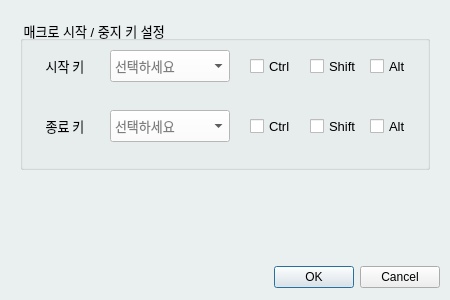
Above: pyQt_test/ui/SettingsDialog.ui from lshlabs/myGit before the change. Below: the same form after it.
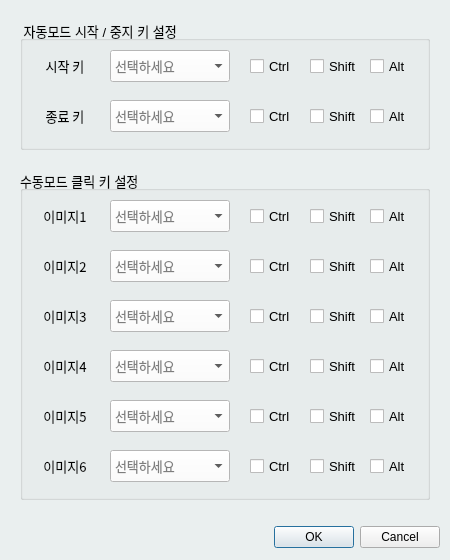
That is the form after the change.

```diff
--- a/pyQt_test/ui/SettingsDialog.ui
+++ b/pyQt_test/ui/SettingsDialog.ui
@@ -10,7 +10,7 @@
     <x>0</x>
     <y>0</y>
     <width>450</width>
-    <height>300</height>
+    <height>560</height>
    </rect>
   </property>
   <property name="sizePolicy">
@@ -42,7 +42,7 @@
    <property name="geometry">
     <rect>
      <x>10</x>
-     <y>260</y>
+     <y>520</y>
      <width>430</width>
      <height>35</height>
     </rect>
@@ -75,7 +75,7 @@
      <x>20</x>
      <y>20</y>
      <width>410</width>
-     <height>150</height>
+     <height>130</height>
     </rect>
    </property>
    <property name="font">
@@ -85,7 +85,7 @@
     </font>
    </property>
    <property name="title">
-    <string> 매크로 시작 / 중지 키 설정 </string>
+    <string> 자동모드 시작 / 중지 키 설정 </string>
    </property>
    <widget class="QCheckBox" name="check_shift1">
     <property name="geometry">
@@ -121,7 +121,7 @@
     <property name="geometry">
      <rect>
       <x>90</x>
-      <y>90</y>
+      <y>80</y>
       <width>120</width>
       <height>32</height>
      </rect>
@@ -151,7 +151,7 @@
     <property name="geometry">
      <rect>
       <x>290</x>
-      <y>90</y>
+      <y>80</y>
       <width>55</width>
       <height>32</height>
      </rect>
@@ -209,7 +209,7 @@
     <property name="geometry">
      <rect>
       <x>230</x>
-      <y>90</y>
+      <y>80</y>
       <width>50</width>
       <height>32</height>
      </rect>
@@ -239,7 +239,7 @@
     <property name="geometry">
      <rect>
       <x>350</x>
-      <y>90</y>
+      <y>80</y>
       <width>50</width>
       <height>32</height>
      </rect>
@@ -269,7 +269,7 @@
     <property name="geometry">
      <rect>
       <x>10</x>
-      <y>90</y>
+      <y>80</y>
       <width>70</width>
       <height>32</height>
      </rect>
@@ -390,6 +390,925 @@
     </property>
    </widget>
   </widget>
+  <widget class="QGroupBox" name="groupBox_passive">
+   <property name="geometry">
+    <rect>
+     <x>20</x>
+     <y>170</y>
+     <width>410</width>
+     <height>330</height>
+    </rect>
+   </property>
+   <property name="font">
+    <font>
+     <family>.AppleSystemUIFont</family>
+     <pointsize>10</pointsize>
+    </font>
+   </property>
+   <property name="title">
+    <string>수동모드 클릭 키 설정</string>
+   </property>
+   <widget class="QCheckBox" name="check_shift3">
+    <property name="geometry">
+     <rect>
+      <x>290</x>
+      <y>30</y>
+      <width>55</width>
+      <height>32</height>
+     </rect>
+    </property>
+    <property name="font">
+     <font>
+      <family>Arial</family>
+      <pointsize>10</pointsize>
+     </font>
+    </property>
+    <property name="styleSheet">
+     <string notr="true">QCheckBox{
+	color: rgb(0 ,0, 0);
+}</string>
+    </property>
+    <property name="text">
+     <string>Shift</string>
+    </property>
+    <property name="checked">
+     <bool>false</bool>
+    </property>
+    <property name="tristate">
+     <bool>false</bool>
+    </property>
+   </widget>
+   <widget class="QComboBox" name="combo_ps2">
+    <property name="geometry">
+     <rect>
+      <x>90</x>
+      <y>80</y>
+      <width>120</width>
+      <height>32</height>
+     </rect>
+    </property>
+    <property name="font">
+     <font>
+      <family>Nanum Gothic</family>
+      <pointsize>10</pointsize>
+      <italic>false</italic>
+      <kerning>false</kerning>
+     </font>
+    </property>
+    <property name="styleSheet">
+     <string notr="true">QComboBox{
+	color: rgb(0 ,0, 0);
+	background-color:  rgb(255 ,255, 255);
+}</string>
+    </property>
+    <property name="currentText">
+     <string/>
+    </property>
+    <property name="placeholderText">
+     <string>선택하세요</string>
+    </property>
+   </widget>
+   <widget class="QCheckBox" name="check_shift4">
+    <property name="geometry">
+     <rect>
+      <x>290</x>
+      <y>80</y>
+      <width>55</width>
+      <height>32</height>
+     </rect>
+    </property>
+    <property name="font">
+     <font>
+      <family>Arial</family>
+      <pointsize>10</pointsize>
+     </font>
+    </property>
+    <property name="styleSheet">
+     <string notr="true">QCheckBox{
+	color: rgb(0 ,0, 0);
+}</string>
+    </property>
+    <property name="text">
+     <string>Shift</string>
+    </property>
+    <property name="checked">
+     <bool>false</bool>
+    </property>
+    <property name="tristate">
+     <bool>false</bool>
+    </property>
+   </widget>
+   <widget class="QLabel" name="label_img_name1">
+    <property name="geometry">
+     <rect>
+      <x>10</x>
+      <y>30</y>
+      <width>70</width>
+      <height>32</height>
+     </rect>
+    </property>
+    <property name="font">
+     <font>
+      <family>Nanum Gothic</family>
+      <pointsize>10</pointsize>
+     </font>
+    </property>
+    <property name="styleSheet">
+     <string notr="true">QLabel{
+	color: rgb(0 ,0, 0);
+	background-color: transparent;
+}</string>
+    </property>
+    <property name="text">
+     <string>이미지1</string>
+    </property>
+    <property name="alignment">
+     <set>Qt::AlignmentFlag::AlignCenter</set>
+    </property>
+   </widget>
+   <widget class="QCheckBox" name="check_ctrl4">
+    <property name="geometry">
+     <rect>
+      <x>230</x>
+      <y>80</y>
+      <width>50</width>
+      <height>32</height>
+     </rect>
+    </property>
+    <property name="font">
+     <font>
+      <family>Arial</family>
+      <pointsize>10</pointsize>
+     </font>
+    </property>
+    <property name="styleSheet">
+     <string notr="true">QCheckBox{
+	color: rgb(0 ,0, 0);
+}</string>
+    </property>
+    <property name="text">
+     <string>Ctrl</string>
+    </property>
+    <property name="checked">
+     <bool>false</bool>
+    </property>
+    <property name="tristate">
+     <bool>false</bool>
+    </property>
+   </widget>
+   <widget class="QCheckBox" name="check_alt4">
+    <property name="geometry">
+     <rect>
+      <x>350</x>
+      <y>80</y>
+      <width>50</width>
+      <height>32</height>
+     </rect>
+    </property>
+    <property name="font">
+     <font>
+      <family>Arial</family>
+      <pointsize>10</pointsize>
+     </font>
+    </property>
+    <property name="styleSheet">
+     <string notr="true">QCheckBox{
+	color: rgb(0 ,0, 0);
+}</string>
+    </property>
+    <property name="text">
+     <string>Alt</string>
+    </property>
+    <property name="checked">
+     <bool>false</bool>
+    </property>
+    <property name="tristate">
+     <bool>false</bool>
+    </property>
+   </widget>
+   <widget class="QLabel" name="label_img_name2">
+    <property name="geometry">
+     <rect>
+      <x>10</x>
+      <y>80</y>
+      <width>70</width>
+      <height>32</height>
+     </rect>
+    </property>
+    <property name="font">
+     <font>
+      <family>Nanum Gothic</family>
+      <pointsize>10</pointsize>
+     </font>
+    </property>
+    <property name="styleSheet">
+     <string notr="true">QLabel{
+	color: rgb(0 ,0, 0);
+	background-color: transparent;
+}</string>
+    </property>
+    <property name="text">
+     <string>이미지2</string>
+    </property>
+    <property name="alignment">
+     <set>Qt::AlignmentFlag::AlignCenter</set>
+    </property>
+   </widget>
+   <widget class="QCheckBox" name="check_ctrl3">
+    <property name="geometry">
+     <rect>
+      <x>230</x>
+      <y>30</y>
+      <width>50</width>
+      <height>32</height>
+     </rect>
+    </property>
+    <property name="font">
+     <font>
+      <family>Arial</family>
+      <pointsize>10</pointsize>
+     </font>
+    </property>
+    <property name="styleSheet">
+     <string notr="true">QCheckBox{
+	color: rgb(0 ,0, 0);
+}</string>
+    </property>
+    <property name="text">
+     <string>Ctrl</string>
+    </property>
+    <property name="iconSize">
+     <size>
+      <width>16</width>
+      <height>16</height>
+     </size>
+    </property>
+    <property name="checked">
+     <bool>false</bool>
+    </property>
+    <property name="tristate">
+     <bool>false</bool>
+    </property>
+   </widget>
+   <widget class="QCheckBox" name="check_alt3">
+    <property name="geometry">
+     <rect>
+      <x>350</x>
+      <y>30</y>
+      <width>50</width>
+      <height>32</height>
+     </rect>
+    </property>
+    <property name="font">
+     <font>
+      <family>Arial</family>
+      <pointsize>10</pointsize>
+     </font>
+    </property>
+    <property name="styleSheet">
+     <string notr="true">QCheckBox{
+	color: rgb(0 ,0, 0);
+}</string>
+    </property>
+    <property name="text">
+     <string>Alt</string>
+    </property>
+    <property name="checked">
+     <bool>false</bool>
+    </property>
+    <property name="tristate">
+     <bool>false</bool>
+    </property>
+   </widget>
+   <widget class="QComboBox" name="combo_ps1">
+    <property name="geometry">
+     <rect>
+      <x>90</x>
+      <y>30</y>
+      <width>120</width>
+      <height>32</height>
+     </rect>
+    </property>
+    <property name="font">
+     <font>
+      <family>Nanum Gothic</family>
+      <pointsize>10</pointsize>
+      <italic>false</italic>
+      <kerning>false</kerning>
+     </font>
+    </property>
+    <property name="styleSheet">
+     <string notr="true">QComboBox{
+	color: rgb(0 ,0, 0);
+	background-color:  rgb(255 ,255, 255);
+}</string>
+    </property>
+    <property name="currentText">
+     <string/>
+    </property>
+    <property name="placeholderText">
+     <string>선택하세요</string>
+    </property>
+   </widget>
+   <widget class="QComboBox" name="combo_ps3">
+    <property name="geometry">
+     <rect>
+      <x>90</x>
+      <y>130</y>
+      <width>120</width>
+      <height>32</height>
+     </rect>
+    </property>
+    <property name="font">
+     <font>
+      <family>Nanum Gothic</family>
+      <pointsize>10</pointsize>
+      <italic>false</italic>
+      <kerning>false</kerning>
+     </font>
+    </property>
+    <property name="styleSheet">
+     <string notr="true">QComboBox{
+	color: rgb(0 ,0, 0);
+	background-color:  rgb(255 ,255, 255);
+}</string>
+    </property>
+    <property name="currentText">
+     <string/>
+    </property>
+    <property name="placeholderText">
+     <string>선택하세요</string>
+    </property>
+   </widget>
+   <widget class="QComboBox" name="combo_ps4">
+    <property name="geometry">
+     <rect>
+      <x>90</x>
+      <y>180</y>
+      <width>120</width>
+      <height>32</height>
+     </rect>
+    </property>
+    <property name="font">
+     <font>
+      <family>Nanum Gothic</family>
+      <pointsize>10</pointsize>
+      <italic>false</italic>
+      <kerning>false</kerning>
+     </font>
+    </property>
+    <property name="styleSheet">
+     <string notr="true">QComboBox{
+	color: rgb(0 ,0, 0);
+	background-color:  rgb(255 ,255, 255);
+}</string>
+    </property>
+    <property name="currentText">
+     <string/>
+    </property>
+    <property name="placeholderText">
+     <string>선택하세요</string>
+    </property>
+   </widget>
+   <widget class="QCheckBox" name="check_alt6">
+    <property name="geometry">
+     <rect>
+      <x>350</x>
+      <y>180</y>
+      <width>50</width>
+      <height>32</height>
+     </rect>
+    </property>
+    <property name="font">
+     <font>
+      <family>Arial</family>
+      <pointsize>10</pointsize>
+     </font>
+    </property>
+    <property name="styleSheet">
+     <string notr="true">QCheckBox{
+	color: rgb(0 ,0, 0);
+}</string>
+    </property>
+    <property name="text">
+     <string>Alt</string>
+    </property>
+    <property name="checked">
+     <bool>false</bool>
+    </property>
+    <property name="tristate">
+     <bool>false</bool>
+    </property>
+   </widget>
+   <widget class="QLabel" name="label_img_name4">
+    <property name="geometry">
+     <rect>
+      <x>10</x>
+      <y>180</y>
+      <width>70</width>
+      <height>32</height>
+     </rect>
+    </property>
+    <property name="font">
+     <font>
+      <family>Nanum Gothic</family>
+      <pointsize>10</pointsize>
+     </font>
+    </property>
+    <property name="styleSheet">
+     <string notr="true">QLabel{
+	color: rgb(0 ,0, 0);
+	background-color: transparent;
+}</string>
+    </property>
+    <property name="text">
+     <string>이미지4</string>
+    </property>
+    <property name="alignment">
+     <set>Qt::AlignmentFlag::AlignCenter</set>
+    </property>
+   </widget>
+   <widget class="QCheckBox" name="check_ctrl6">
+    <property name="geometry">
+     <rect>
+      <x>230</x>
+      <y>180</y>
+      <width>50</width>
+      <height>32</height>
+     </rect>
+    </property>
+    <property name="font">
+     <font>
+      <family>Arial</family>
+      <pointsize>10</pointsize>
+     </font>
+    </property>
+    <property name="styleSheet">
+     <string notr="true">QCheckBox{
+	color: rgb(0 ,0, 0);
+}</string>
+    </property>
+    <property name="text">
+     <string>Ctrl</string>
+    </property>
+    <property name="checked">
+     <bool>false</bool>
+    </property>
+    <property name="tristate">
+     <bool>false</bool>
+    </property>
+   </widget>
+   <widget class="QLabel" name="label_img_name3">
+    <property name="geometry">
+     <rect>
+      <x>10</x>
+      <y>130</y>
+      <width>70</width>
+      <height>32</height>
+     </rect>
+    </property>
+    <property name="font">
+     <font>
+      <family>Nanum Gothic</family>
+      <pointsize>10</pointsize>
+     </font>
+    </property>
+    <property name="styleSheet">
+     <string notr="true">QLabel{
+	color: rgb(0 ,0, 0);
+	background-color: transparent;
+}</string>
+    </property>
+    <property name="text">
+     <string>이미지3</string>
+    </property>
+    <property name="alignment">
+     <set>Qt::AlignmentFlag::AlignCenter</set>
+    </property>
+   </widget>
+   <widget class="QCheckBox" name="check_alt5">
+    <property name="geometry">
+     <rect>
+      <x>350</x>
+      <y>130</y>
+      <width>50</width>
+      <height>32</height>
+     </rect>
+    </property>
+    <property name="font">
+     <font>
+      <family>Arial</family>
+      <pointsize>10</pointsize>
+     </font>
+    </property>
+    <property name="styleSheet">
+     <string notr="true">QCheckBox{
+	color: rgb(0 ,0, 0);
+}</string>
+    </property>
+    <property name="text">
+     <string>Alt</string>
+    </property>
+    <property name="checked">
+     <bool>false</bool>
+    </property>
+    <property name="tristate">
+     <bool>false</bool>
+    </property>
+   </widget>
+   <widget class="QCheckBox" name="check_ctrl5">
+    <property name="geometry">
+     <rect>
+      <x>230</x>
+      <y>130</y>
+      <width>50</width>
+      <height>32</height>
+     </rect>
+    </property>
+    <property name="font">
+     <font>
+      <family>Arial</family>
+      <pointsize>10</pointsize>
+     </font>
+    </property>
+    <property name="styleSheet">
+     <string notr="true">QCheckBox{
+	color: rgb(0 ,0, 0);
+}</string>
+    </property>
+    <property name="text">
+     <string>Ctrl</string>
+    </property>
+    <property name="iconSize">
+     <size>
+      <width>16</width>
+      <height>16</height>
+     </size>
+    </property>
+    <property name="checked">
+     <bool>false</bool>
+    </property>
+    <property name="tristate">
+     <bool>false</bool>
+    </property>
+   </widget>
+   <widget class="QCheckBox" name="check_shift5">
+    <property name="geometry">
+     <rect>
+      <x>290</x>
+      <y>130</y>
+      <width>55</width>
+      <height>32</height>
+     </rect>
+    </property>
+    <property name="font">
+     <font>
+      <family>Arial</family>
+      <pointsize>10</pointsize>
+     </font>
+    </property>
+    <property name="styleSheet">
+     <string notr="true">QCheckBox{
+	color: rgb(0 ,0, 0);
+}</string>
+    </property>
+    <property name="text">
+     <string>Shift</string>
+    </property>
+    <property name="checked">
+     <bool>false</bool>
+    </property>
+    <property name="tristate">
+     <bool>false</bool>
+    </property>
+   </widget>
+   <widget class="QCheckBox" name="check_shift6">
+    <property name="geometry">
+     <rect>
+      <x>290</x>
+      <y>180</y>
+      <width>55</width>
+      <height>32</height>
+     </rect>
+    </property>
+    <property name="font">
+     <font>
+      <family>Arial</family>
+      <pointsize>10</pointsize>
+     </font>
+    </property>
+    <property name="styleSheet">
+     <string notr="true">QCheckBox{
+	color: rgb(0 ,0, 0);
+}</string>
+    </property>
+    <property name="text">
+     <string>Shift</string>
+    </property>
+    <property name="checked">
+     <bool>false</bool>
+    </property>
+    <property name="tristate">
+     <bool>false</bool>
+    </property>
+   </widget>
+   <widget class="QCheckBox" name="check_ctrl7">
+    <property name="geometry">
+     <rect>
+      <x>230</x>
+      <y>230</y>
+      <width>50</width>
+      <height>32</height>
+     </rect>
+    </property>
+    <property name="font">
+     <font>
+      <family>Arial</family>
+      <pointsize>10</pointsize>
+     </font>
+    </property>
+    <property name="styleSheet">
+     <string notr="true">QCheckBox{
+	color: rgb(0 ,0, 0);
+}</string>
+    </property>
+    <property name="text">
+     <string>Ctrl</string>
+    </property>
+    <property name="checked">
+     <bool>false</bool>
+    </property>
+    <property name="tristate">
+     <bool>false</bool>
+    </property>
+   </widget>
+   <widget class="QComboBox" name="combo_ps5">
+    <property name="geometry">
+     <rect>
+      <x>90</x>
+      <y>230</y>
+      <width>120</width>
+      <height>32</height>
+     </rect>
+    </property>
+    <property name="font">
+     <font>
+      <family>Nanum Gothic</family>
+      <pointsize>10</pointsize>
+      <italic>false</italic>
+      <kerning>false</kerning>
+     </font>
+    </property>
+    <property name="styleSheet">
+     <string notr="true">QComboBox{
+	color: rgb(0 ,0, 0);
+	background-color:  rgb(255 ,255, 255);
+}</string>
+    </property>
+    <property name="currentText">
+     <string/>
+    </property>
+    <property name="placeholderText">
+     <string>선택하세요</string>
+    </property>
+   </widget>
+   <widget class="QCheckBox" name="check_shift7">
+    <property name="geometry">
+     <rect>
+      <x>290</x>
+      <y>230</y>
+      <width>55</width>
+      <height>32</height>
+     </rect>
+    </property>
+    <property name="font">
+     <font>
+      <family>Arial</family>
+      <pointsize>10</pointsize>
+     </font>
+    </property>
+    <property name="styleSheet">
+     <string notr="true">QCheckBox{
+	color: rgb(0 ,0, 0);
+}</string>
+    </property>
+    <property name="text">
+     <string>Shift</string>
+    </property>
+    <property name="checked">
+     <bool>false</bool>
+    </property>
+    <property name="tristate">
+     <bool>false</bool>
+    </property>
+   </widget>
+   <widget class="QCheckBox" name="check_alt7">
+    <property name="geometry">
+     <rect>
+      <x>350</x>
+      <y>230</y>
+      <width>50</width>
+      <height>32</height>
+     </rect>
+    </property>
+    <property name="font">
+     <font>
+      <family>Arial</family>
+      <pointsize>10</pointsize>
+     </font>
+    </property>
+    <property name="styleSheet">
+     <string notr="true">QCheckBox{
+	color: rgb(0 ,0, 0);
+}</string>
+    </property>
+    <property name="text">
+     <string>Alt</string>
+    </property>
+    <property name="checked">
+     <bool>false</bool>
+    </property>
+    <property name="tristate">
+     <bool>false</bool>
+    </property>
+   </widget>
+   <widget class="QLabel" name="label_img_name5">
+    <property name="geometry">
+     <rect>
+      <x>10</x>
+      <y>230</y>
+      <width>70</width>
+      <height>32</height>
+     </rect>
+    </property>
+    <property name="font">
+     <font>
+      <family>Nanum Gothic</family>
+      <pointsize>10</pointsize>
+     </font>
+    </property>
+    <property name="styleSheet">
+     <string notr="true">QLabel{
+	color: rgb(0 ,0, 0);
+	background-color: transparent;
+}</string>
+    </property>
+    <property name="text">
+     <string>이미지5</string>
+    </property>
+    <property name="alignment">
+     <set>Qt::AlignmentFlag::AlignCenter</set>
+    </property>
+   </widget>
+   <widget class="QCheckBox" name="check_ctrl8">
+    <property name="geometry">
+     <rect>
+      <x>230</x>
+      <y>280</y>
+      <width>50</width>
+      <height>32</height>
+     </rect>
+    </property>
+    <property name="font">
+     <font>
+      <family>Arial</family>
+      <pointsize>10</pointsize>
+     </font>
+    </property>
+    <property name="styleSheet">
+     <string notr="true">QCheckBox{
+	color: rgb(0 ,0, 0);
+}</string>
+    </property>
+    <property name="text">
+     <string>Ctrl</string>
+    </property>
+    <property name="checked">
+     <bool>false</bool>
+    </property>
+    <property name="tristate">
+     <bool>false</bool>
+    </property>
+   </widget>
+   <widget class="QComboBox" name="combo_ps6">
+    <property name="geometry">
+     <rect>
+      <x>90</x>
+      <y>280</y>
+      <width>120</width>
+      <height>32</height>
+     </rect>
+    </property>
+    <property name="font">
+     <font>
+      <family>Nanum Gothic</family>
+      <pointsize>10</pointsize>
+      <italic>false</italic>
+      <kerning>false</kerning>
+     </font>
+    </property>
+    <property name="styleSheet">
+     <string notr="true">QComboBox{
+	color: rgb(0 ,0, 0);
+	background-color:  rgb(255 ,255, 255);
+}</string>
+    </property>
+    <property name="currentText">
+     <string/>
+    </property>
+    <property name="placeholderText">
+     <string>선택하세요</string>
+    </property>
+   </widget>
+   <widget class="QCheckBox" name="check_shift8">
+    <property name="geometry">
+     <rect>
+      <x>290</x>
+      <y>280</y>
+      <width>55</width>
+      <height>32</height>
+     </rect>
+    </property>
+    <property name="font">
+     <font>
+      <family>Arial</family>
+      <pointsize>10</pointsize>
+     </font>
+    </property>
+    <property name="styleSheet">
+     <string notr="true">QCheckBox{
+	color: rgb(0 ,0, 0);
+}</string>
+    </property>
+    <property name="text">
+     <string>Shift</string>
+    </property>
+    <property name="checked">
+     <bool>false</bool>
+    </property>
+    <property name="tristate">
+     <bool>false</bool>
+    </property>
+   </widget>
+   <widget class="QCheckBox" name="check_alt8">
+    <property name="geometry">
+     <rect>
+      <x>350</x>
+      <y>280</y>
+      <width>50</width>
+      <height>32</height>
+     </rect>
+    </property>
+    <property name="font">
+     <font>
+      <family>Arial</family>
+      <pointsize>10</pointsize>
+     </font>
+    </property>
+    <property name="styleSheet">
+     <string notr="true">QCheckBox{
+	color: rgb(0 ,0, 0);
+}</string>
+    </property>
+    <property name="text">
+     <string>Alt</string>
+    </property>
+    <property name="checked">
+     <bool>false</bool>
+    </property>
+    <property name="tristate">
+     <bool>false</bool>
+    </property>
+   </widget>
+   <widget class="QLabel" name="label_img_name6">
+    <property name="geometry">
+     <rect>
+      <x>10</x>
+      <y>280</y>
+      <width>70</width>
+      <height>32</height>
+     </rect>
+    </property>
+    <property name="font">
+     <font>
+      <family>Nanum Gothic</family>
+      <pointsize>10</pointsize>
+     </font>
+    </property>
+    <property name="styleSheet">
+     <string notr="true">QLabel{
+	color: rgb(0 ,0, 0);
+	background-color: transparent;
+}</string>
+    </property>
+    <property name="text">
+     <string>이미지6</string>
+    </property>
+    <property name="alignment">
+     <set>Qt::AlignmentFlag::AlignCenter</set>
+    </property>
+   </widget>
+  </widget>
  </widget>
  <resources/>
  <connections>
```
Left out of the diff: 2 changed lines with no effect on the pictures.
